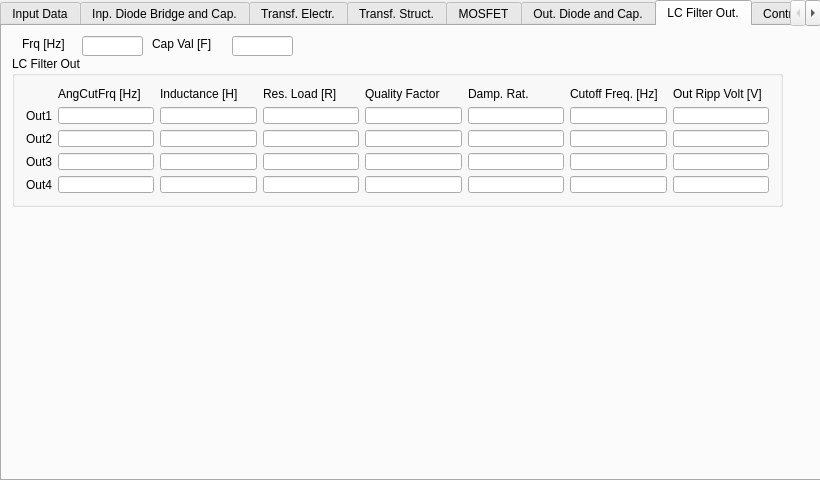
aemeltsev/FLySMPS, file FLySMPS/FLySMPS.ui: the form before one commit.
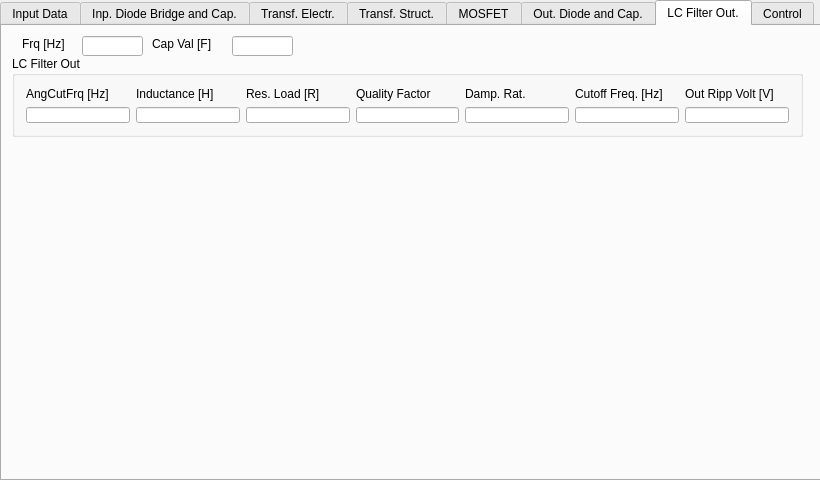
The form after the commit.

Commit message: FLySMPS.h - update; FLySMPS.pro - add source the solver class; FLySMPS.ui - update; powsuppsolve - add solver class + inner data struct; structdata.h - update;

```diff
--- a/FLySMPS/FLySMPS.ui
+++ b/FLySMPS/FLySMPS.ui
@@ -2206,175 +2206,84 @@
        <rect>
         <x>10</x>
         <y>30</y>
-        <width>771</width>
-        <height>151</height>
+        <width>791</width>
+        <height>81</height>
        </rect>
       </property>
       <property name="title">
        <string>LC Filter Out</string>
       </property>
       <layout class="QGridLayout" name="gridLayout_16">
-       <item row="2" column="5">
-        <widget class="QLineEdit" name="lineEdit_657"/>
-       </item>
-       <item row="4" column="1">
-        <widget class="QLineEdit" name="lineEdit_630"/>
-       </item>
-       <item row="3" column="5">
-        <widget class="QLineEdit" name="lineEdit_661"/>
-       </item>
-       <item row="4" column="0">
-        <widget class="QLabel" name="label_155">
-         <property name="text">
-          <string>Out4</string>
-         </property>
-        </widget>
-       </item>
-       <item row="0" column="4">
-        <widget class="QLabel" name="label_775">
-         <property name="text">
-          <string>Quality Factor</string>
-         </property>
-        </widget>
-       </item>
-       <item row="1" column="1">
-        <widget class="QLineEdit" name="lineEdit_621"/>
-       </item>
-       <item row="2" column="2">
-        <widget class="QLineEdit" name="lineEdit_631"/>
-       </item>
-       <item row="0" column="1">
-        <widget class="QLabel" name="label_766">
-         <property name="text">
-          <string>AngCutFrq [Hz]</string>
-         </property>
-        </widget>
-       </item>
-       <item row="1" column="7">
-        <widget class="QLineEdit" name="lineEdit_663"/>
-       </item>
-       <item row="3" column="6">
-        <widget class="QLineEdit" name="lineEdit_658"/>
-       </item>
-       <item row="3" column="0">
-        <widget class="QLabel" name="label_158">
-         <property name="text">
-          <string>Out3</string>
-         </property>
-        </widget>
-       </item>
-       <item row="4" column="5">
-        <widget class="QLineEdit" name="lineEdit_659"/>
-       </item>
-       <item row="0" column="7">
+       <item row="0" column="6">
         <widget class="QLabel" name="label_767">
          <property name="text">
           <string>Out Ripp Volt [V]</string>
          </property>
         </widget>
        </item>
-       <item row="3" column="2">
-        <widget class="QLineEdit" name="lineEdit_633"/>
+       <item row="1" column="6">
+        <widget class="QLineEdit" name="lineEdit_663"/>
        </item>
-       <item row="1" column="4">
-        <widget class="QLineEdit" name="lineEdit_654"/>
-       </item>
-       <item row="0" column="5">
-        <widget class="QLabel" name="label_776">
+       <item row="0" column="0">
+        <widget class="QLabel" name="label_766">
          <property name="text">
-          <string>Damp. Rat.</string>
+          <string>AngCutFrq [Hz]</string>
          </property>
         </widget>
        </item>
-       <item row="2" column="3">
-        <widget class="QLineEdit" name="lineEdit_649"/>
-       </item>
-       <item row="3" column="1">
-        <widget class="QLineEdit" name="lineEdit_629"/>
-       </item>
-       <item row="2" column="6">
-        <widget class="QLineEdit" name="lineEdit_660"/>
-       </item>
-       <item row="4" column="2">
-        <widget class="QLineEdit" name="lineEdit_632"/>
-       </item>
-       <item row="1" column="6">
-        <widget class="QLineEdit" name="lineEdit_662"/>
-       </item>
-       <item row="4" column="7">
-        <widget class="QLineEdit" name="lineEdit_667"/>
-       </item>
-       <item row="3" column="4">
-        <widget class="QLineEdit" name="lineEdit_650"/>
-       </item>
-       <item row="3" column="3">
-        <widget class="QLineEdit" name="lineEdit_653"/>
-       </item>
-       <item row="3" column="7">
-        <widget class="QLineEdit" name="lineEdit_669"/>
-       </item>
-       <item row="4" column="6">
-        <widget class="QLineEdit" name="lineEdit_656"/>
-       </item>
-       <item row="1" column="5">
-        <widget class="QLineEdit" name="lineEdit_655"/>
-       </item>
-       <item row="1" column="2">
+       <item row="1" column="1">
         <widget class="QLineEdit" name="lineEdit_623"/>
        </item>
-       <item row="0" column="6">
+       <item row="0" column="5">
         <widget class="QLabel" name="label_777">
          <property name="text">
           <string>Cutoff Freq. [Hz]</string>
          </property>
         </widget>
        </item>
-       <item row="1" column="3">
-        <widget class="QLineEdit" name="lineEdit_647"/>
-       </item>
-       <item row="2" column="4">
-        <widget class="QLineEdit" name="lineEdit_652"/>
-       </item>
-       <item row="1" column="0">
-        <widget class="QLabel" name="label_156">
+       <item row="0" column="3">
+        <widget class="QLabel" name="label_775">
          <property name="text">
-          <string>Out1</string>
+          <string>Quality Factor</string>
          </property>
         </widget>
        </item>
-       <item row="4" column="3">
-        <widget class="QLineEdit" name="lineEdit_651"/>
+       <item row="1" column="4">
+        <widget class="QLineEdit" name="lineEdit_655"/>
        </item>
-       <item row="2" column="7">
-        <widget class="QLineEdit" name="lineEdit_665"/>
+       <item row="1" column="0">
+        <widget class="QLineEdit" name="lineEdit_621"/>
        </item>
-       <item row="2" column="1">
-        <widget class="QLineEdit" name="lineEdit_628"/>
+       <item row="1" column="3">
+        <widget class="QLineEdit" name="lineEdit_654"/>
        </item>
-       <item row="4" column="4">
-        <widget class="QLineEdit" name="lineEdit_648"/>
-       </item>
-       <item row="0" column="3">
+       <item row="0" column="2">
         <widget class="QLabel" name="label_774">
          <property name="text">
           <string>Res. Load [R]</string>
          </property>
         </widget>
        </item>
-       <item row="2" column="0">
-        <widget class="QLabel" name="label_157">
-         <property name="text">
-          <string>Out2</string>
-         </property>
-        </widget>
-       </item>
-       <item row="0" column="2">
+       <item row="0" column="1">
         <widget class="QLabel" name="label_773">
          <property name="text">
           <string>Inductance [H]</string>
          </property>
         </widget>
        </item>
+       <item row="1" column="2">
+        <widget class="QLineEdit" name="lineEdit_647"/>
+       </item>
+       <item row="1" column="5">
+        <widget class="QLineEdit" name="lineEdit_662"/>
+       </item>
+       <item row="0" column="4">
+        <widget class="QLabel" name="label_776">
+         <property name="text">
+          <string>Damp. Rat.</string>
+         </property>
+        </widget>
+       </item>
       </layout>
      </widget>
      <widget class="QLabel" name="label_763">
@@ -2608,11 +2517,6 @@
       </layout>
      </widget>
     </widget>
-    <widget class="QWidget" name="Tab">
-     <attribute name="title">
-      <string>Tab</string>
-     </attribute>
-    </widget>
    </widget>
   </widget>
  </widget>
```
Left out of the diff: 22 changed lines with no effect on the pictures. The commit also changes 5 other files.
